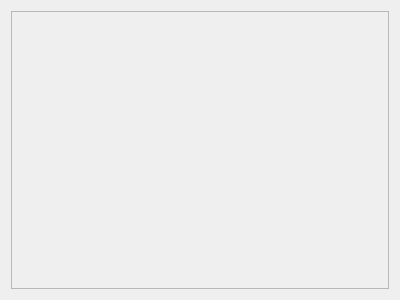
lsy1599/tridge, file View/visit.ui: the form before one commit.
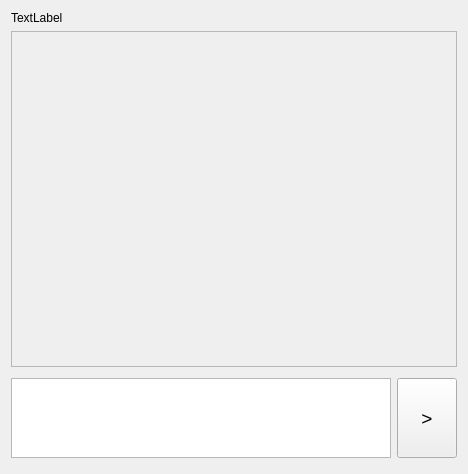
The form after the commit.

Patch:
```diff
--- a/View/visit.ui
+++ b/View/visit.ui
@@ -6,14 +6,21 @@
    <rect>
     <x>0</x>
     <y>0</y>
-    <width>400</width>
-    <height>300</height>
+    <width>468</width>
+    <height>474</height>
    </rect>
   </property>
   <property name="windowTitle">
    <string>Form</string>
   </property>
   <layout class="QVBoxLayout" name="verticalLayout">
+   <item>
+    <widget class="QLabel" name="label">
+     <property name="text">
+      <string>TextLabel</string>
+     </property>
+    </widget>
+   </item>
    <item>
     <widget class="QScrollArea" name="scrollArea">
      <property name="widgetResizable">
@@ -24,13 +31,102 @@
        <rect>
         <x>0</x>
         <y>0</y>
-        <width>380</width>
-        <height>280</height>
+        <width>448</width>
+        <height>339</height>
        </rect>
       </property>
      </widget>
     </widget>
    </item>
+   <item>
+    <widget class="QFrame" name="frame">
+     <property name="minimumSize">
+      <size>
+       <width>0</width>
+       <height>90</height>
+      </size>
+     </property>
+     <property name="maximumSize">
+      <size>
+       <width>16777215</width>
+       <height>90</height>
+      </size>
+     </property>
+     <property name="frameShape">
+      <enum>QFrame::NoFrame</enum>
+     </property>
+     <property name="frameShadow">
+      <enum>QFrame::Sunken</enum>
+     </property>
+     <property name="lineWidth">
+      <number>1</number>
+     </property>
+     <layout class="QHBoxLayout" name="horizontalLayout_2">
+      <property name="spacing">
+       <number>0</number>
+      </property>
+      <property name="leftMargin">
+       <number>0</number>
+      </property>
+      <property name="topMargin">
+       <number>0</number>
+      </property>
+      <property name="rightMargin">
+       <number>0</number>
+      </property>
+      <property name="bottomMargin">
+       <number>0</number>
+      </property>
+      <item>
+       <layout class="QHBoxLayout" name="horizontalLayout">
+        <property name="spacing">
+         <number>6</number>
+        </property>
+        <item>
+         <widget class="QTextEdit" name="textEdit">
+          <property name="minimumSize">
+           <size>
+            <width>0</width>
+            <height>80</height>
+           </size>
+          </property>
+          <property name="maximumSize">
+           <size>
+            <width>16777215</width>
+            <height>80</height>
+           </size>
+          </property>
+         </widget>
+        </item>
+        <item>
+         <widget class="QPushButton" name="pushButton">
+          <property name="minimumSize">
+           <size>
+            <width>60</width>
+            <height>80</height>
+           </size>
+          </property>
+          <property name="maximumSize">
+           <size>
+            <width>60</width>
+            <height>80</height>
+           </size>
+          </property>
+          <property name="font">
+           <font>
+            <pointsize>14</pointsize>
+           </font>
+          </property>
+          <property name="text">
+           <string>&gt;</string>
+          </property>
+         </widget>
+        </item>
+       </layout>
+      </item>
+     </layout>
+    </widget>
+   </item>
   </layout>
  </widget>
  <resources/>
```
